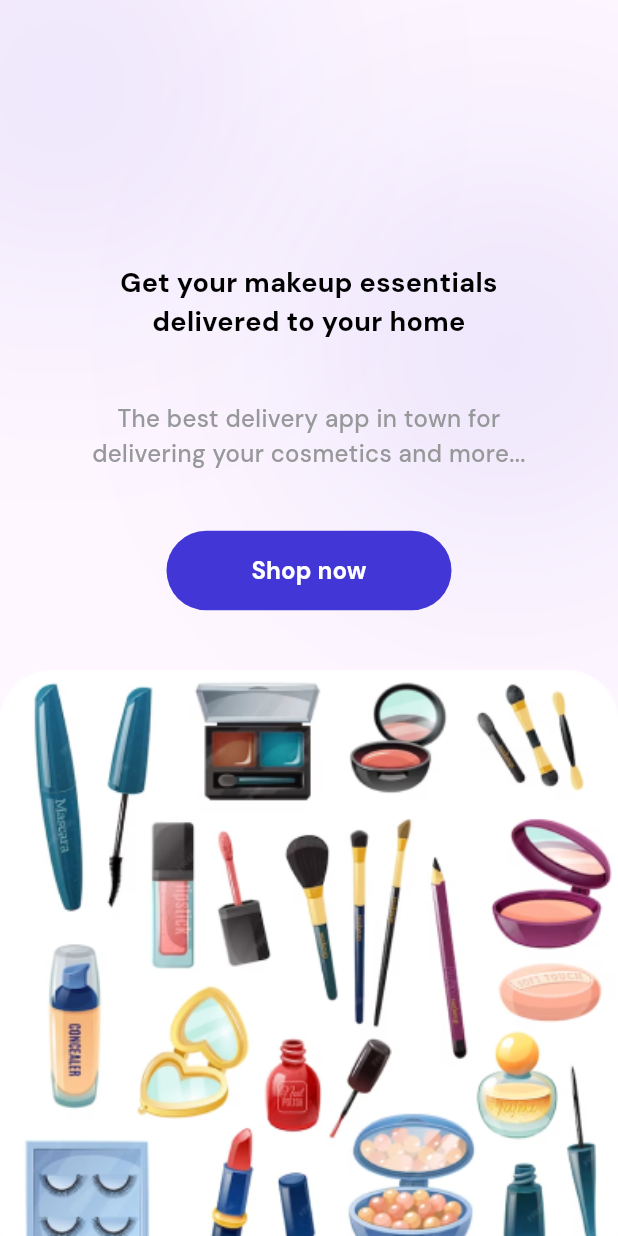
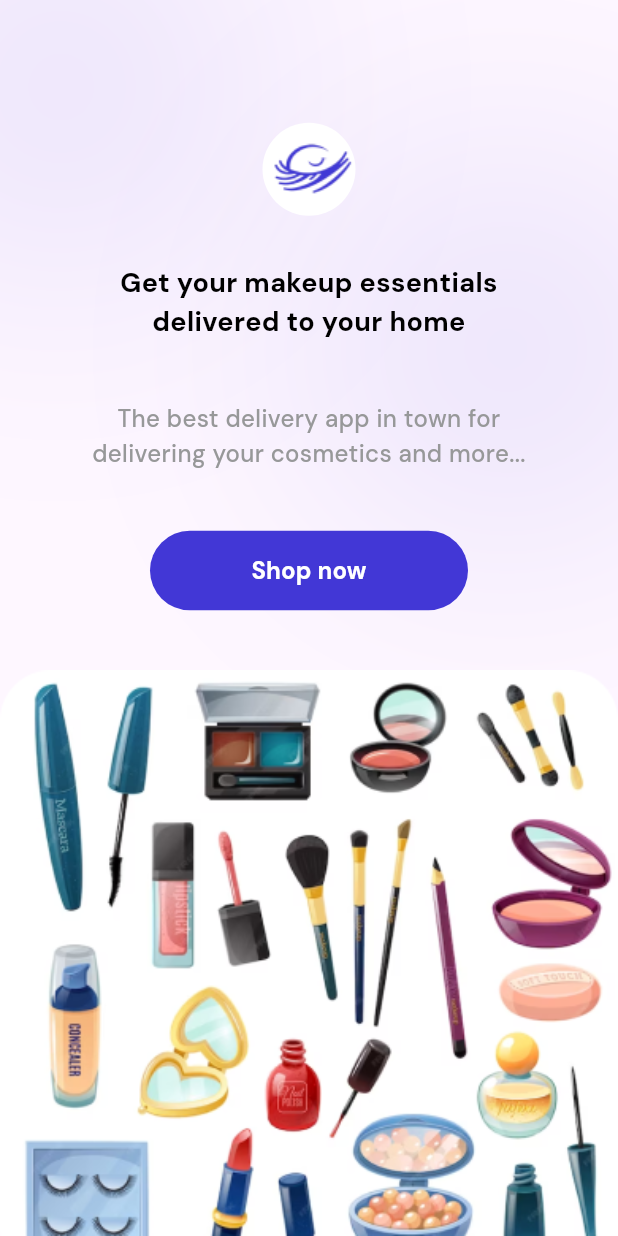
Before and after one commit to Aditya-Mi/growcery-nsb, a Flutter app: the screen it shows after launch, on a phone screen of 412 x 824 dp. Run offline on Flutter 3.47's test engine with Material 3 defaults, Android fonts, the light colour scheme and no system bars; our stand-ins replace connectivity_plus, flutter_riverpod, flutter_svg, internet_connection_checker, riverpod, shared_preferences and 1 more; accounts and stored records are empty.

Commit message:
Made some changes in ui

```diff
--- a/lib/common_widgets/custom_button.dart
+++ b/lib/common_widgets/custom_button.dart
@@ -2,9 +2,9 @@ import 'package:flutter/material.dart';
 import 'package:grocery_app/constants/colors.dart';
 
 class CustomButton extends StatelessWidget {
-  final String title;
-  final void Function() function;
-  const CustomButton({super.key, required this.title, required this.function});
+  final Widget child;
+  final void Function()? function;
+  const CustomButton({super.key, required this.child, required this.function});
 
   @override
   Widget build(BuildContext context) {
@@ -20,15 +20,7 @@ class CustomButton extends StatelessWidget {
           ),
           padding: const EdgeInsets.symmetric(vertical: 15),
         ),
-        child: Text(
-          title,
-          style: const TextStyle(
-              inherit: true,
-              fontFamily: 'DMSans',
-              fontSize: 16,
-              fontWeight: FontWeight.bold,
-              color: Colors.white),
-        ),
+        child: child,
       ),
     );
   }
--- /dev/null
+++ b/lib/common_widgets/custom_button_text.dart
@@ -0,0 +1,19 @@
+import 'package:flutter/material.dart';
+
+class CustomButtonText extends StatelessWidget {
+  final String title;
+  const CustomButtonText({super.key, required this.title});
+
+  @override
+  Widget build(BuildContext context) {
+    return Text(
+      title,
+      style: const TextStyle(
+        inherit: true,
+        fontSize: 16,
+        fontWeight: FontWeight.bold,
+        color: Colors.white,
+      ),
+    );
+  }
+}
--- a/lib/features/address/presentation/add_adress_screen.dart
+++ b/lib/features/address/presentation/add_adress_screen.dart
@@ -1,6 +1,7 @@
 import 'package:flutter/material.dart';
 import 'package:flutter_riverpod/flutter_riverpod.dart';
 import 'package:grocery_app/common_widgets/custom_button.dart';
+import 'package:grocery_app/common_widgets/custom_button_text.dart';
 import 'package:grocery_app/constants/colors.dart';
 import 'package:grocery_app/features/address/data/address.dart';
 import 'package:grocery_app/features/address/provider/address_provider.dart';
@@ -436,7 +437,7 @@ class _EditAddressState extends ConsumerState<EditAddress> {
             await _updateAddress();
           }
         },
-        title: 'Save Address',
+        child: const CustomButtonText(title: 'Save Address'),
       ),
     );
   }
--- a/lib/features/cart/presentation/cart_screen.dart
+++ b/lib/features/cart/presentation/cart_screen.dart
@@ -2,6 +2,7 @@ import 'package:flutter/material.dart';
 import 'package:flutter_riverpod/flutter_riverpod.dart';
 import 'package:flutter_svg/svg.dart';
 import 'package:grocery_app/common_widgets/custom_button.dart';
+import 'package:grocery_app/common_widgets/custom_button_text.dart';
 import 'package:grocery_app/common_widgets/shimmer_widget.dart';
 import 'package:grocery_app/constants/colors.dart';
 import 'package:grocery_app/features/address/data/address.dart';
@@ -410,7 +411,8 @@ Pincode: ${address.pincode}
                               height: 10,
                             ),
                             CustomButton(
-                              title: 'Place order',
+                              child:
+                                  const CustomButtonText(title: 'Place order'),
                               function: () async {
                                 if (_selectedAddress == null) {
                                   showDialog(
--- a/lib/features/products/presentation/item_details_screen.dart
+++ b/lib/features/products/presentation/item_details_screen.dart
@@ -1,6 +1,7 @@
 import 'package:flutter/material.dart';
 import 'package:flutter_svg/svg.dart';
 import 'package:grocery_app/common_widgets/custom_button.dart';
+import 'package:grocery_app/common_widgets/custom_button_text.dart';
 import 'package:grocery_app/constants/colors.dart';
 import 'package:flutter_riverpod/flutter_riverpod.dart';
 import 'package:grocery_app/features/cart/provider/cart_provider.dart';
@@ -216,13 +217,14 @@ class _ItemDetailsScreenState extends ConsumerState<ItemDetailsScreen> {
                 const Spacer(),
                 isInCart
                     ? CustomButton(
-                        title: 'Remove from cart',
+                        child:
+                            const CustomButtonText(title: 'Remove from cart'),
                         function: () async {
                           await deleteItemFromCart(widget.product.id);
                         },
                       )
                     : CustomButton(
-                        title: 'Add to cart',
+                        child: const CustomButtonText(title: 'Add to cart'),
                         function: () async {
                           await addItemToCart(widget.product.id);
                         },
--- a/lib/main.dart
+++ b/lib/main.dart
@@ -39,8 +39,8 @@ class MyApp extends ConsumerWidget {
       home: onBoarding! == true
           ? const OnBoardingScreen()
           : token != ''
-              ? const OnBoardingScreen()
-              : const OnBoardingScreen(),
+              ? const LoginScreen()
+              : const LoginScreen(),
     );
   }
 }
--- a/lib/onboarding_screen.dart
+++ b/lib/onboarding_screen.dart
@@ -1,6 +1,7 @@
 import 'dart:math';
 import 'package:flutter/material.dart';
-import 'package:flutter_svg_provider/flutter_svg_provider.dart';
+import 'package:grocery_app/common_widgets/custom_button.dart';
+import 'package:grocery_app/common_widgets/custom_button_text.dart';
 import 'package:grocery_app/constants/colors.dart';
 import 'package:grocery_app/features/authentication/presentation/login_screen.dart';
 import 'package:shared_preferences/shared_preferences.dart';
@@ -34,16 +35,17 @@ class OnBoardingScreen extends StatelessWidget {
             ),
             Column(
               crossAxisAlignment: CrossAxisAlignment.center,
-              mainAxisAlignment: MainAxisAlignment.spaceBetween,
               children: [
                 const Spacer(),
                 Container(
+                  alignment: Alignment.center,
+                  padding: const EdgeInsets.all(5),
                   decoration: const BoxDecoration(
-                    shape: BoxShape.circle,
-                    image: DecorationImage(
-                      image: Svg('assets/images/logo.svg'),
+                      shape: BoxShape.circle, color: Colors.white),
+                  child: Image.asset('assets/images/logo.png'),
                 ),
-                  ),
+                const SizedBox(
+                  height: 32,
                 ),
                 const SizedBox(
                   width: 318,
@@ -72,18 +74,12 @@ class OnBoardingScreen extends StatelessWidget {
                     ),
                   ),
                 ),
-                const SizedBox(
-                  height: 40,
-                ),
-                TextButton(
-                  style: TextButton.styleFrom(
-                    backgroundColor: primaryColor,
-                    shape: RoundedRectangleBorder(
-                      borderRadius: BorderRadius.circular(50),
-                    ),
-                    fixedSize: const Size(190, 53),
-                  ),
-                  onPressed: () async {
+                Padding(
+                  padding:
+                      const EdgeInsets.symmetric(horizontal: 70, vertical: 40),
+                  child: CustomButton(
+                    child: const CustomButtonText(title: 'Shop now'),
+                    function: () async {
                       final prefs = await SharedPreferences.getInstance();
                       await prefs.setBool('onBoarding', false);
                       if (context.mounted) {
@@ -94,17 +90,7 @@ class OnBoardingScreen extends StatelessWidget {
                         );
                       }
                     },
-                  child: const Text(
-                    'Shop now',
-                    style: TextStyle(
-                        inherit: true,
-                        fontSize: 16,
-                        fontWeight: FontWeight.bold,
-                        color: Colors.white),
                   ),
-                ),
-                const SizedBox(
-                  height: 40,
                 ),
                 Image.asset(
                   'assets/images/onboarding.png',
--- a/pubspec.yaml
+++ b/pubspec.yaml
@@ -74,7 +74,7 @@ flutter:
     - assets/images/error_image.png
     - assets/images/empty_cart_image.png
     - assets/images/order_placed_image.png
-    - assets/images/logo.svg
+    - assets/images/logo.png
     - assets/icons/home.svg
     - assets/icons/bag.svg
     - assets/icons/profile.svg
```
Also changed, not shown: lib/features/authentication/presentation/login_screen.dart (+13 -42 lines), lib/features/products/presentation/home_screen.dart (+6 -7 lines), assets/images/logo.png (added), assets/images/logo.svg (deleted). Lines whose indentation alone changed are shown as unchanged.
